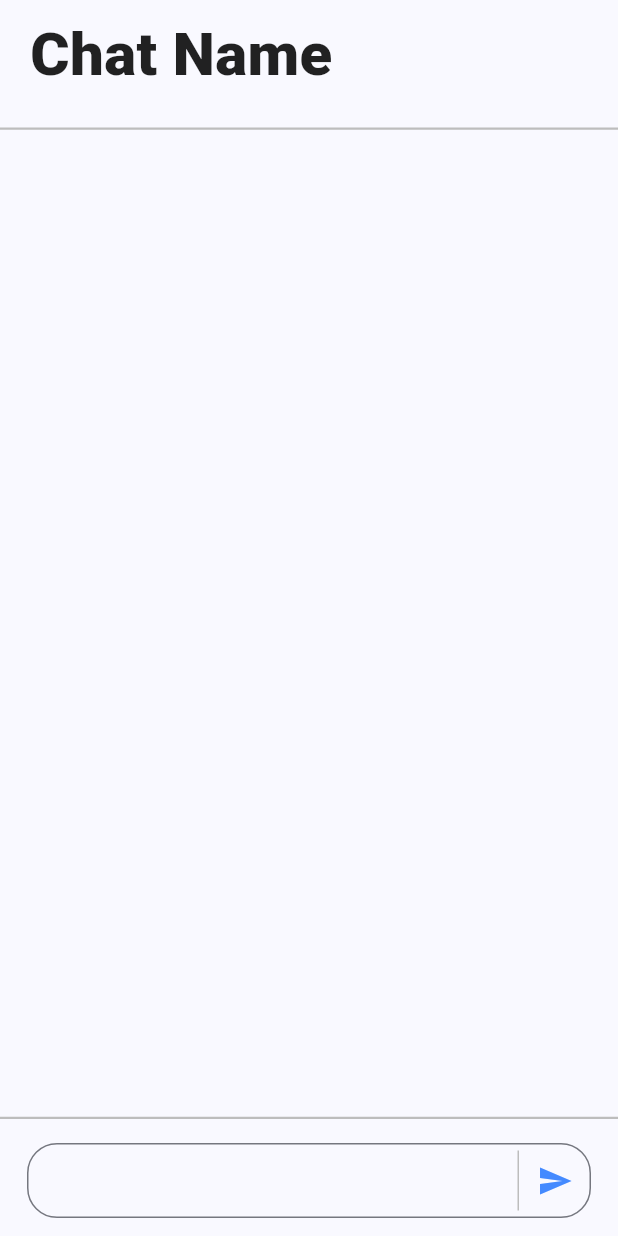
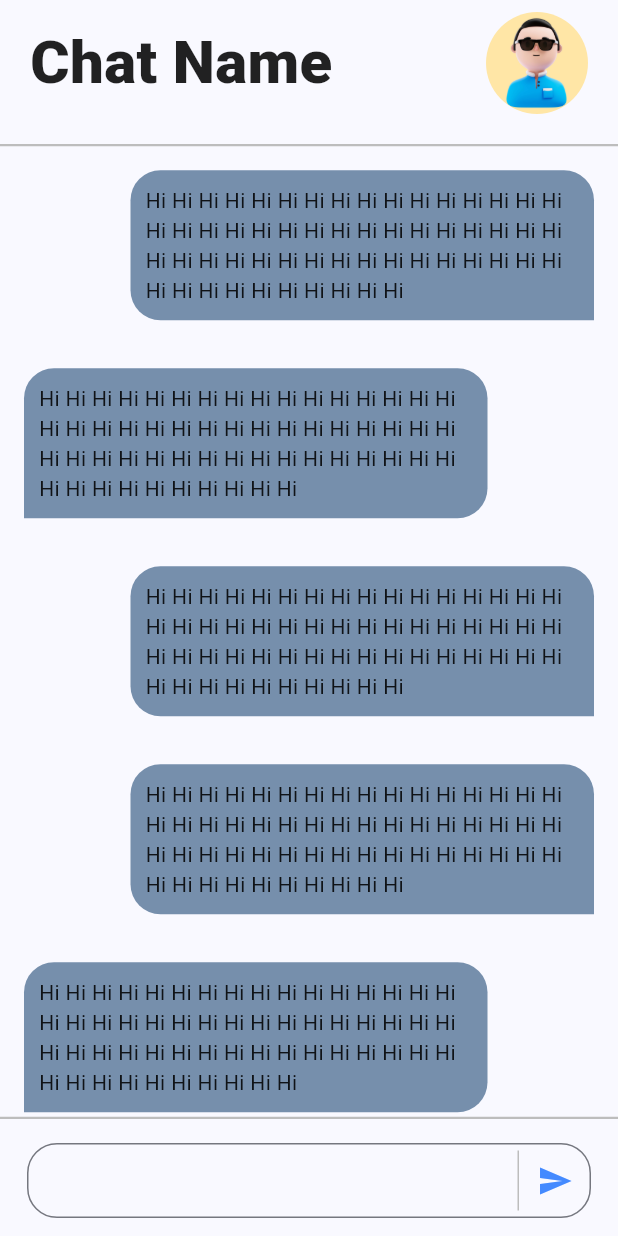
Before and after one commit to youssefhedefa/chat_app, a Flutter app: the ChatView screen opened by its route, on a phone screen of 412 x 824 dp. Run offline on Flutter 3.47's test engine with Material 2 defaults, Android fonts, the phone set to English and light mode, and no system bars; our stand-ins replace firebase_auth, firebase_core, flutter_screenutil, google_fonts; accounts and stored records are empty.

Commit message:
finish chat view and add fire store

```diff
--- a/lib/features/home/presentation/views/chat_view.dart
+++ b/lib/features/home/presentation/views/chat_view.dart
@@ -1,7 +1,9 @@
+import 'package:chat_app/features/home/presentation/views/widgets/person_pic.dart';
 import 'package:flutter/material.dart';
 
 import 'widgets/custom_divider.dart';
 import 'widgets/custom_text_field.dart';
+import 'widgets/list_of_messages.dart';
 
 class ChatView extends StatelessWidget {
   const ChatView({Key? key}) : super(key: key);
@@ -20,16 +22,25 @@ class ChatView extends StatelessWidget {
                 left: 20,
                 bottom: 20,
               ),
-              child: Text(
-                'Chat Name',
-                style: TextStyle(
-                  fontSize: 40,
-                  fontWeight: FontWeight.w900,
-                ),
+              child: Row(
+                children: [
+                  Text(
+                    'Chat Name',
+                    style: TextStyle(
+                      fontSize: 40,
+                      fontWeight: FontWeight.w900,
+                    ),
+                  ),
+                  Spacer(),
+                  Padding(
+                    padding: EdgeInsets.only(right: 20.0),
+                    child: PersonPic(),
+                  ),
+                ],
               ),
             ),
             CustomDivider(),
-            Spacer(),
+            ListOfChatBubbles(),
             CustomDivider(),
             CustomTextField(),
           ],
--- /dev/null
+++ b/lib/features/home/presentation/views/widgets/list_of_messages.dart
@@ -0,0 +1,30 @@
+import 'package:flutter/material.dart';
+
+import 'received_chat_bubble.dart';
+import 'sender_chat_bubble.dart';
+
+class ListOfChatBubbles extends StatelessWidget {
+  const ListOfChatBubbles({Key? key}) : super(key: key);
+
+  @override
+  Widget build(BuildContext context) {
+    return Expanded(
+      child: SizedBox(
+        child: ListView.builder(
+          itemBuilder: (context, index) {
+            if(index%3==1)
+            {
+              return const SenderChatBubble();
+            }
+            else
+            {
+              return const ReceivedChatBubble();
+            }
+          },
+          itemCount: 20,
+          physics: const BouncingScrollPhysics(),
+        ),
+      ),
+    );
+  }
+}
--- /dev/null
+++ b/lib/features/home/presentation/views/widgets/received_chat_bubble.dart
@@ -0,0 +1,30 @@
+import 'package:flutter/material.dart';
+
+class ReceivedChatBubble extends StatelessWidget {
+  const ReceivedChatBubble({Key? key}) : super(key: key);
+
+  @override
+  Widget build(BuildContext context) {
+    return Align(
+      alignment: AlignmentDirectional.centerEnd,
+      child: Container(
+        width: MediaQuery.of(context).size.width * 0.75,
+        margin: const EdgeInsets.all(16),
+        decoration: const BoxDecoration(
+          color: Color.fromRGBO(118, 143, 172, 1),
+          borderRadius: BorderRadius.only(
+            topRight: Radius.circular(20),
+            topLeft: Radius.circular(20),
+            bottomLeft: Radius.circular(20),
+          ),
+        ),
+        child: Container(
+          margin: const EdgeInsets.all(10),
+          child: const Text(
+            'Hi Hi Hi Hi Hi Hi Hi Hi Hi Hi Hi Hi Hi Hi Hi Hi Hi Hi Hi Hi Hi Hi Hi Hi Hi Hi Hi Hi Hi Hi Hi Hi Hi Hi Hi Hi Hi Hi Hi Hi Hi Hi Hi Hi Hi Hi Hi Hi Hi Hi Hi Hi Hi Hi Hi Hi Hi Hi ',
+          ),
+        ),
+      ),
+    );
+  }
+}
--- /dev/null
+++ b/lib/features/home/presentation/views/widgets/sender_chat_bubble.dart
@@ -0,0 +1,30 @@
+import 'package:flutter/material.dart';
+
+class SenderChatBubble extends StatelessWidget {
+  const SenderChatBubble({Key? key}) : super(key: key);
+
+  @override
+  Widget build(BuildContext context) {
+    return Align(
+      alignment: Alignment.centerLeft,
+      child: Container(
+        width: MediaQuery.of(context).size.width * 0.75,
+        margin: const EdgeInsets.all(16),
+        decoration: const BoxDecoration(
+          color: Color.fromRGBO(118, 143, 172, 1),
+          borderRadius: BorderRadius.only(
+            topRight: Radius.circular(20),
+            bottomRight: Radius.circular(20),
+            topLeft: Radius.circular(20),
+          ),
+        ),
+        child: Container(
+          margin: const EdgeInsets.all(10),
+          child: const Text(
+            'Hi Hi Hi Hi Hi Hi Hi Hi Hi Hi Hi Hi Hi Hi Hi Hi Hi Hi Hi Hi Hi Hi Hi Hi Hi Hi Hi Hi Hi Hi Hi Hi Hi Hi Hi Hi Hi Hi Hi Hi Hi Hi Hi Hi Hi Hi Hi Hi Hi Hi Hi Hi Hi Hi Hi Hi Hi Hi ',
+          ),
+        ),
+      ),
+    );
+  }
+}
--- a/pubspec.yaml
+++ b/pubspec.yaml
@@ -41,6 +41,7 @@ dependencies:
   firebase_core: ^2.15.1
   firebase_auth: ^4.7.3
   modal_progress_hud_nsn: ^0.4.0
+  cloud_firestore: ^4.9.1
 
 dev_dependencies:
   flutter_test:
```
Also changed, not shown: pubspec.lock, 2 other files.
